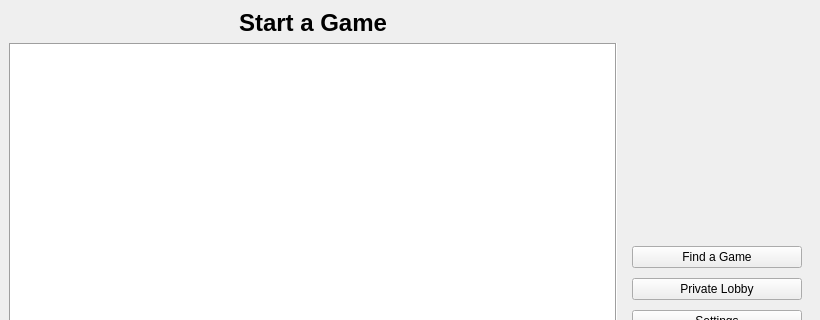
SuheybAden/Shax-Desktop-Client, file src/gui/mainwindow.ui: the form before one commit; both pictures show x 0 to 820 and y 0 to 320 of the 820 by 600 pixel window.
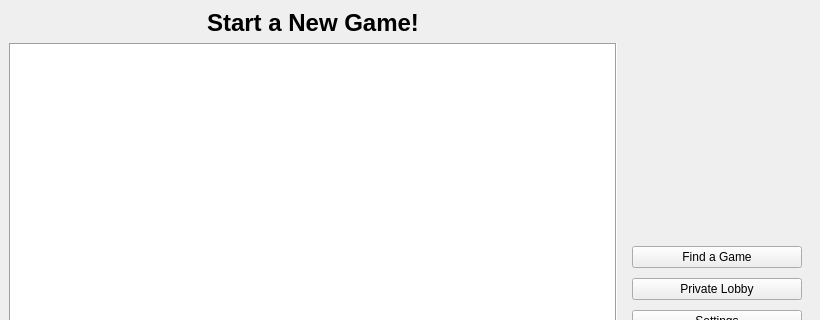
The form after the commit. Icons and pictures are not drawn.

Commit message: Updated label text to match manually set value

The edit to the form file:
```diff
--- a/src/gui/mainwindow.ui
+++ b/src/gui/mainwindow.ui
@@ -36,7 +36,7 @@
          </font>
         </property>
         <property name="text">
-         <string>Start a Game</string>
+         <string>Start a New Game!</string>
         </property>
         <property name="textFormat">
          <enum>Qt::TextFormat::AutoText</enum>
```
